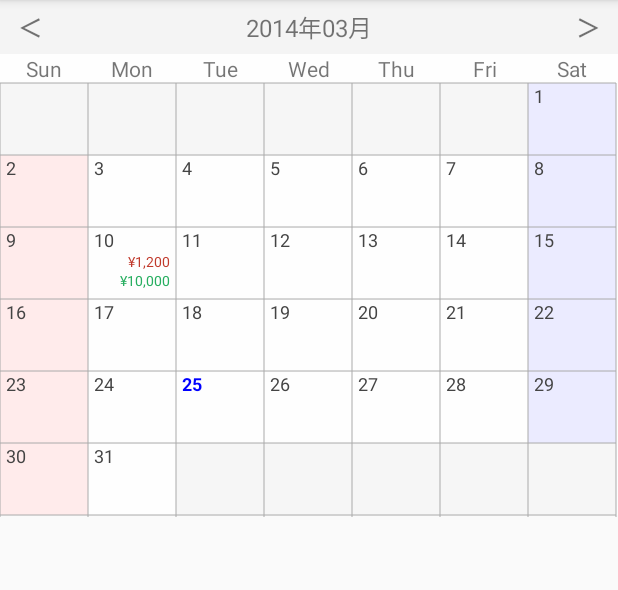
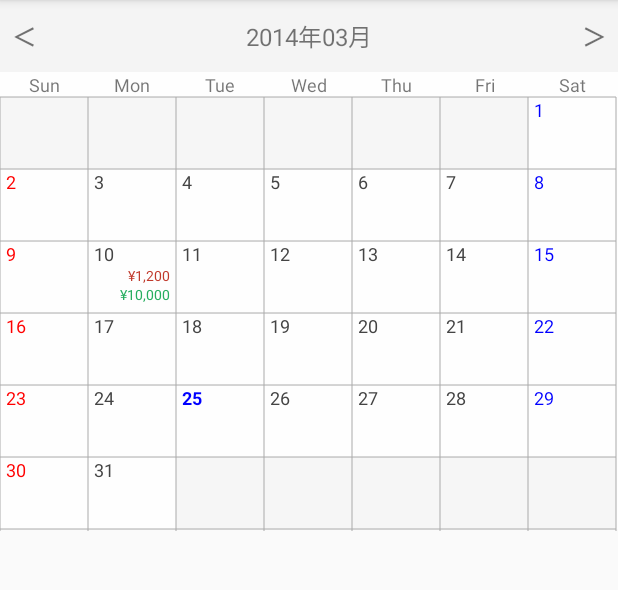
Before and after one commit to kufu-ai/DecorateCalendarView, an Android app: the screen it shows after launch (MainActivity), on a phone screen of 412 x 824 dp, the part 84-674 px from its top. Run offline under Robolectric (Android 15) with nearby library versions, the phone set to English and light mode, and no system bars.

Commit message:
ヘッダーサイズ調整と曜日文字の縮小と土日の日付文字色を変更する

```diff
--- a/DecorateCalendarView/build.gradle
+++ b/DecorateCalendarView/build.gradle
@@ -8,15 +8,10 @@ android {
     defaultConfig {
         minSdkVersion 8
         targetSdkVersion 18
-        versionCode 8
-        versionName "1.1.5"
+        versionCode 9
+        versionName "1.1.6"
     }
     buildTypes {
-        releaseLibrary.initWith(buildTypes.release)
-        releaseLibrary {
-
-        }
-
         release {
             runProguard false
             proguardFiles getDefaultProguardFile('proguard-android.txt'), 'proguard-rules.txt'
@@ -38,7 +33,7 @@ uploadArchives {
     repositories {
         mavenDeployer {
             repository url: "file://${deployTo}"
-            pom.version = '0.0.8'
+            pom.version = '0.0.9'
             pom.groupId = 'net.zaim'
             pom.artifactId = 'decoratecalendarview'
         }
--- a/DecorateCalendarView/src/main/java/net/zaim/decoratecalendarview/DecorateCalendarView.java
+++ b/DecorateCalendarView/src/main/java/net/zaim/decoratecalendarview/DecorateCalendarView.java
@@ -204,8 +204,10 @@ public class DecorateCalendarView extends LinearLayout implements View.OnClickLi
                     dateLabel.setTypeface(null, Typeface.NORMAL);
                 }
 
-                if (dayLoop == 0) dayContainer.setBackgroundColor(getResources().getColor(R.color.sunday_background));
-                else if (dayLoop == WEEKDAYS - 1) dayContainer.setBackgroundColor(getResources().getColor(R.color.saturday_background));
+                //if (dayLoop == 0) dayContainer.setBackgroundColor(getResources().getColor(R.color.sunday_background));
+                //else if (dayLoop == WEEKDAYS - 1) dayContainer.setBackgroundColor(getResources().getColor(R.color.saturday_background));
+                if (dayLoop == 0) dateLabel.setTextColor(Color.RED);
+                if (dayLoop == WEEKDAYS - 1) dateLabel.setTextColor(Color.BLUE);
                 dayCounter++;
             }
         }
--- a/DecorateCalendarView/src/main/res/layout/day_of_week.xml
+++ b/DecorateCalendarView/src/main/res/layout/day_of_week.xml
@@ -10,42 +10,49 @@
         android:layout_width="0dp"
         android:layout_height="wrap_content"
         android:layout_weight="1"
-        android:gravity="center" />
+        android:gravity="center"
+        android:textSize="12sp" />
 
     <TextView
         android:layout_width="0dp"
         android:layout_height="wrap_content"
         android:layout_weight="1"
-        android:gravity="center" />
+        android:gravity="center"
+        android:textSize="12sp" />
 
     <TextView
         android:layout_width="0dp"
         android:layout_height="wrap_content"
         android:layout_weight="1"
-        android:gravity="center" />
+        android:gravity="center"
+        android:textSize="12sp" />
 
     <TextView
         android:layout_width="0dp"
         android:layout_height="wrap_content"
         android:layout_weight="1"
-        android:gravity="center" />
+        android:gravity="center"
+        android:textSize="12sp" />
 
     <TextView
         android:layout_width="0dp"
         android:layout_height="wrap_content"
         android:layout_weight="1"
-        android:gravity="center" />
+        android:gravity="center"
+        android:textSize="12sp" />
 
     <TextView
         android:layout_width="0dp"
         android:layout_height="wrap_content"
         android:layout_weight="1"
-        android:gravity="center" />
+        android:gravity="center"
+        android:textSize="12sp" />
 
     <TextView
         android:layout_width="0dp"
         android:layout_height="wrap_content"
         android:layout_weight="1"
-        android:gravity="center" />
+        android:gravity="center"
+        android:textSize="12sp" />
 
 </LinearLayout>
--- a/DecorateCalendarView/src/main/res/layout/header.xml
+++ b/DecorateCalendarView/src/main/res/layout/header.xml
@@ -9,33 +9,33 @@
 
     <TextView
         android:id="@+id/prev_button"
-        android:layout_width="0dp"
+        android:layout_width="wrap_content"
         android:layout_height="wrap_content"
-        android:layout_weight="1"
-        android:paddingTop="6dp"
-        android:paddingBottom="6dp"
-        android:paddingLeft="12dp"
-        android:gravity="left"
+        android:minHeight="48dp"
+        android:minWidth="60dp"
+        android:gravity="left|center_vertical"
+        android:paddingLeft="8dp"
         android:textStyle="bold"
         android:textSize="16sp"
         android:text="＜"/>
 
     <TextView
         android:id="@+id/header_title"
-        android:layout_width="wrap_content"
+        android:layout_width="0dp"
         android:layout_height="wrap_content"
-        android:padding="6dp"
+        android:layout_weight="1"
+        android:minHeight="48dp"
+        android:gravity="center"
         android:textSize="16sp" />
 
     <TextView
         android:id="@+id/next_button"
-        android:layout_width="0dp"
+        android:layout_width="wrap_content"
         android:layout_height="wrap_content"
-        android:layout_weight="1"
-        android:paddingTop="6dp"
-        android:paddingBottom="6dp"
-        android:paddingRight="12dp"
-        android:gravity="right"
+        android:minHeight="48dp"
+        android:minWidth="60dp"
+        android:gravity="right|center_vertical"
+        android:paddingRight="8dp"
         android:textStyle="bold"
         android:textSize="16sp"
         android:text="＞"/>
```
